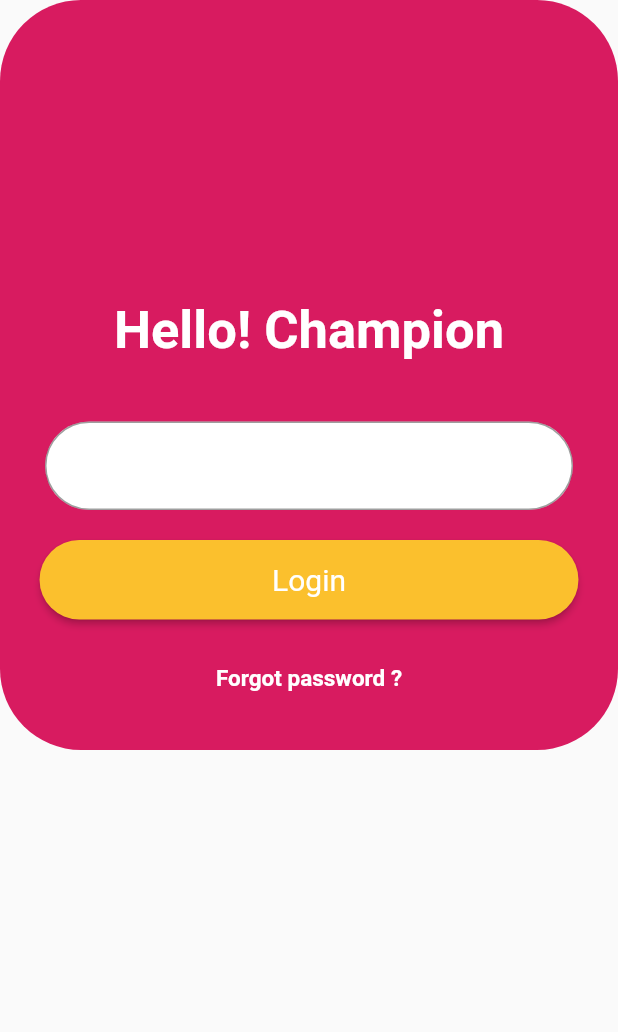
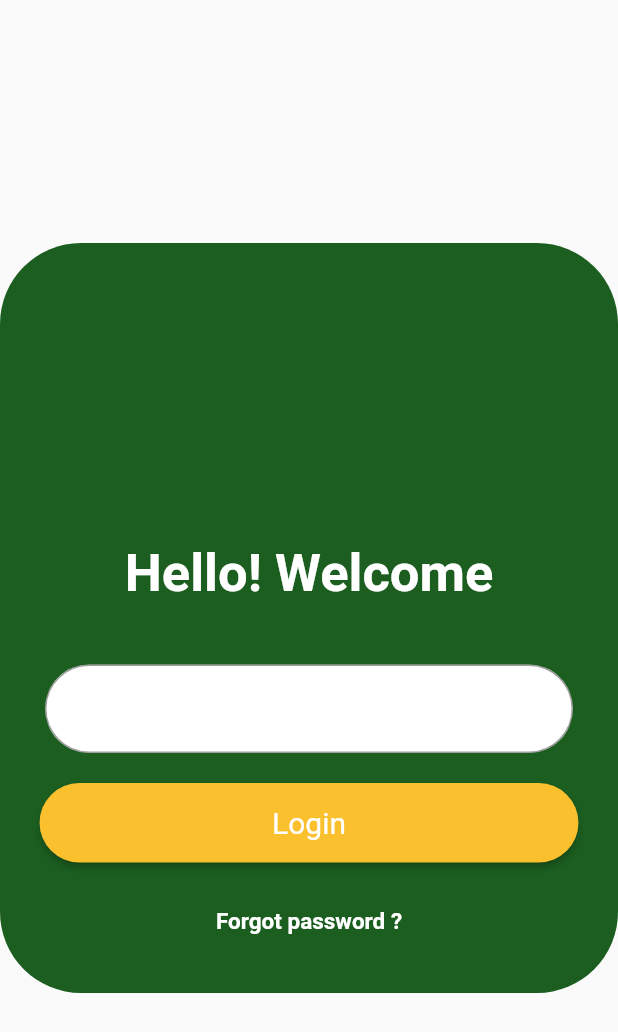
Before and after one commit to ashokv1337/FlutterFireBaseOTP, a Flutter app: the screen it shows after launch, on a phone screen of 412 x 824 dp. Shown: the top 1032 px of the screen. Run offline on Flutter 3.47's test engine with Material 2 defaults, Android fonts, the phone set to English and light mode, and no system bars; our stand-ins replace firebase_auth, firebase_core; accounts and stored records are empty.

Commit message:
modified
updated

```diff
--- a/lib/home.dart
+++ b/lib/home.dart
@@ -2,24 +2,28 @@ import 'package:flutter/material.dart';
 import 'package:firebase_auth/firebase_auth.dart';
 import 'package:otp_auth_flutter/otpscreen.dart';
 
-class homepage extends StatefulWidget {
-  const homepage({Key? key}) : super(key: key);
+class Homepage extends StatefulWidget {
+  const Homepage({Key? key}) : super(key: key);
 
   @override
-  _homepageState createState() => _homepageState();
+  _HomepageState createState() => _HomepageState();
 }
 
-class _homepageState extends State<homepage> {
+class _HomepageState extends State<Homepage> {
   FirebaseAuth _auth = FirebaseAuth.instance;
   TextEditingController phonecontroller = TextEditingController();
   TextEditingController otpcontroller = TextEditingController();
   String verificationID = "";
   @override
   Widget build(BuildContext context) {
-    return Scaffold(
-      body: Container(
+    return SafeArea(
+      child: Scaffold(
+        body: Center(
+          child: SingleChildScrollView(
+            child: Container(
               decoration: BoxDecoration(
-            color: Colors.pink[600], borderRadius: BorderRadius.circular(54)),
+                  color: Colors.green[900],
+                  borderRadius: BorderRadius.circular(54)),
               height: 500,
               width: 500,
               child: Column(
@@ -28,7 +32,7 @@ class _homepageState extends State<homepage> {
                     height: 200,
                   ),
                   Text(
-              "Hello! Champion",
+                    "Hello! Welcome",
                     style: TextStyle(
                         color: Colors.white,
                         fontSize: 35,
@@ -65,8 +69,8 @@ class _homepageState extends State<homepage> {
                       style: ElevatedButton.styleFrom(
                           shape: StadiumBorder(),
                           primary: Colors.yellow[700],
-                    padding:
-                        EdgeInsets.symmetric(horizontal: 155, vertical: 15),
+                          padding: EdgeInsets.symmetric(
+                              horizontal: 155, vertical: 15),
                           textStyle: TextStyle(
                             fontSize: 20,
                           ))),
@@ -81,6 +85,9 @@ class _homepageState extends State<homepage> {
                             fontWeight: FontWeight.bold),
                       ))
                 ],
+              ),
+            ),
+          ),
         ),
       ),
     );
--- a/lib/main.dart
+++ b/lib/main.dart
@@ -14,7 +14,7 @@ class MyApp extends StatelessWidget {
   @override
   Widget build(BuildContext context) {
     return MaterialApp(
-      home: homepage(),
+      home: Homepage(),
     );
   }
 }
--- a/lib/otpscreen.dart
+++ b/lib/otpscreen.dart
@@ -22,10 +22,14 @@ class _OtpScreenState extends State<OtpScreen> {
 
   @override
   Widget build(BuildContext context) {
-    return Scaffold(
-      body: Container(
+    return SafeArea(
+      child: Scaffold(
+        body: Center(
+          child: SingleChildScrollView(
+            child: Container(
               decoration: BoxDecoration(
-            color: Colors.pink[600], borderRadius: BorderRadius.circular(54)),
+                  color: Colors.pink[600],
+                  borderRadius: BorderRadius.circular(54)),
               height: 500,
               width: 500,
               child: Column(
@@ -73,8 +77,8 @@ class _OtpScreenState extends State<OtpScreen> {
                       style: ElevatedButton.styleFrom(
                           shape: StadiumBorder(),
                           primary: Colors.yellow[700],
-                    padding:
-                        EdgeInsets.symmetric(horizontal: 152, vertical: 15),
+                          padding: EdgeInsets.symmetric(
+                              horizontal: 152, vertical: 15),
                           textStyle: TextStyle(
                             fontSize: 20,
                           ))),
@@ -98,6 +102,9 @@ class _OtpScreenState extends State<OtpScreen> {
                 ],
               ),
             ),
+          ),
+        ),
+      ),
     );
   }
 
```
Also changed, not shown: 4 other files. Lines whose indentation alone changed are shown as unchanged.
